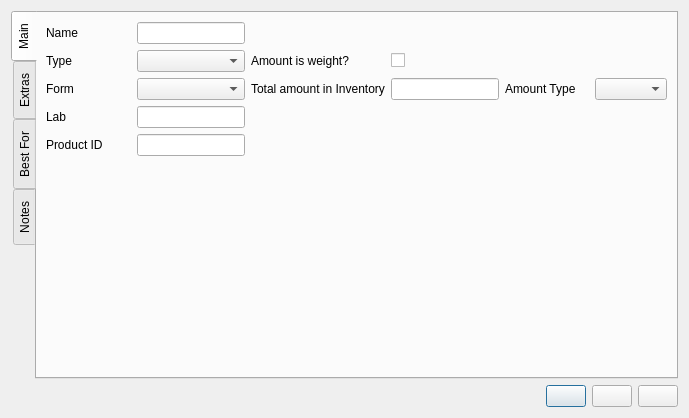
First picture: the form in ui/yeastEditor.ui, repository Brewken/brewken, before the edit.
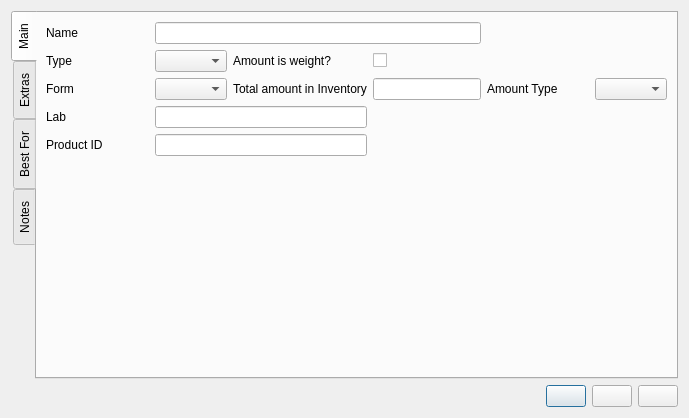
Second picture: the form after the edit. Icons and pictures are not drawn. Custom widgets are drawn as their Qt base class.

```diff
--- a/ui/yeastEditor.ui
+++ b/ui/yeastEditor.ui
@@ -43,7 +43,7 @@
          </property>
         </widget>
        </item>
-       <item row="0" column="1">
+       <item row="0" column="1" colspan="3">
         <widget class="SmartLineEdit" name="lineEdit_name">
          <property name="sizePolicy">
           <sizepolicy hsizetype="Expanding" vsizetype="Fixed">
@@ -201,7 +201,7 @@
          </property>
         </widget>
        </item>
-       <item row="3" column="1">
+       <item row="3" column="1" colspan="2">
         <widget class="SmartLineEdit" name="lineEdit_laboratory">
          <property name="sizePolicy">
           <sizepolicy hsizetype="Expanding" vsizetype="Fixed">
@@ -224,7 +224,7 @@
          </property>
         </widget>
        </item>
-       <item row="4" column="1">
+       <item row="4" column="1" colspan="2">
         <widget class="SmartLineEdit" name="lineEdit_productId">
          <property name="sizePolicy">
           <sizepolicy hsizetype="Expanding" vsizetype="Fixed">
```
